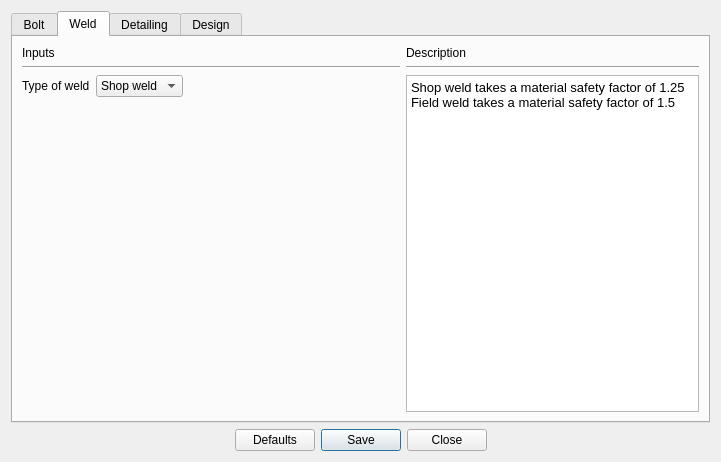
Old version of the form Connections/Shear/cleatAngle/design_preferences.ui in the repository GreatDevelopers/osdag-core.
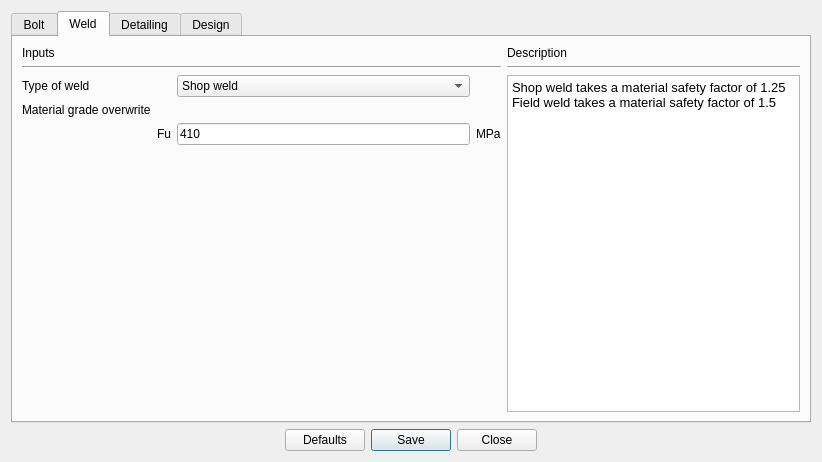
New version of the form. The open tabs and pages were chosen to show the change.

Patch:
```diff
--- a/Connections/Shear/cleatAngle/design_preferences.ui
+++ b/Connections/Shear/cleatAngle/design_preferences.ui
@@ -6,7 +6,7 @@
    <rect>
     <x>0</x>
     <y>0</y>
-    <width>700</width>
+    <width>822</width>
     <height>462</height>
    </rect>
   </property>
@@ -269,58 +269,13 @@
       </attribute>
       <layout class="QGridLayout" name="gridLayout_8">
        <item row="0" column="0">
-        <layout class="QGridLayout" name="gridLayout_6">
-         <item row="0" column="0">
-          <widget class="QLabel" name="label_16">
-           <property name="text">
-            <string>Inputs</string>
-           </property>
-          </widget>
-         </item>
-         <item row="1" column="0" colspan="3">
-          <widget class="Line" name="line_8">
-           <property name="orientation">
-            <enum>Qt::Horizontal</enum>
-           </property>
-          </widget>
-         </item>
-         <item row="2" column="0">
-          <widget class="QLabel" name="label_22">
-           <property name="text">
-            <string>Type of weld</string>
-           </property>
-          </widget>
-         </item>
-         <item row="2" column="1">
-          <widget class="QComboBox" name="combo_weldType">
-           <item>
-            <property name="text">
-             <string>Shop weld</string>
-            </property>
-           </item>
-           <item>
-            <property name="text">
-             <string>Field weld</string>
-            </property>
-           </item>
-          </widget>
-         </item>
-         <item row="2" column="2">
-          <spacer name="horizontalSpacer_4">
-           <property name="orientation">
-            <enum>Qt::Horizontal</enum>
-           </property>
-           <property name="sizeHint" stdset="0">
-            <size>
-             <width>211</width>
-             <height>20</height>
-            </size>
-           </property>
-          </spacer>
-         </item>
-        </layout>
+        <widget class="QLabel" name="label_16">
+         <property name="text">
+          <string>Inputs</string>
+         </property>
+        </widget>
        </item>
-       <item row="0" column="1" rowspan="2">
+       <item row="0" column="4" rowspan="6">
         <layout class="QGridLayout" name="gridLayout_7">
          <item row="0" column="0">
           <widget class="QLabel" name="label_17">
@@ -356,7 +311,66 @@
          </item>
         </layout>
        </item>
-       <item row="1" column="0">
+       <item row="1" column="0" colspan="4">
+        <widget class="Line" name="line_8">
+         <property name="orientation">
+          <enum>Qt::Horizontal</enum>
+         </property>
+        </widget>
+       </item>
+       <item row="2" column="0">
+        <widget class="QLabel" name="label_22">
+         <property name="text">
+          <string>Type of weld</string>
+         </property>
+        </widget>
+       </item>
+       <item row="2" column="2">
+        <widget class="QComboBox" name="combo_weldType">
+         <item>
+          <property name="text">
+           <string>Shop weld</string>
+          </property>
+         </item>
+         <item>
+          <property name="text">
+           <string>Field weld</string>
+          </property>
+         </item>
+        </widget>
+       </item>
+       <item row="3" column="0">
+        <widget class="QLabel" name="label_6">
+         <property name="text">
+          <string>Material grade overwrite</string>
+         </property>
+        </widget>
+       </item>
+       <item row="4" column="1">
+        <widget class="QLabel" name="label_10">
+         <property name="text">
+          <string>Fu</string>
+         </property>
+        </widget>
+       </item>
+       <item row="4" column="2">
+        <widget class="QLineEdit" name="txt_weldFu">
+         <property name="text">
+          <string>410</string>
+         </property>
+         <property name="alignment">
+          <set>Qt::AlignLeading|Qt::AlignLeft|Qt::AlignVCenter</set>
+         </property>
+        </widget>
+       </item>
+       <item row="4" column="3">
+        <widget class="QLabel" name="label_12">
+         <property name="text">
+          <string>MPa</string>
+         </property>
+        </widget>
+       </item>
+       <item row="5" column="2">
         <spacer name="verticalSpacer_2">
          <property name="orientation">
           <enum>Qt::Vertical</enum>
```
Left out of the diff: 23 changed lines with no effect on the pictures.
